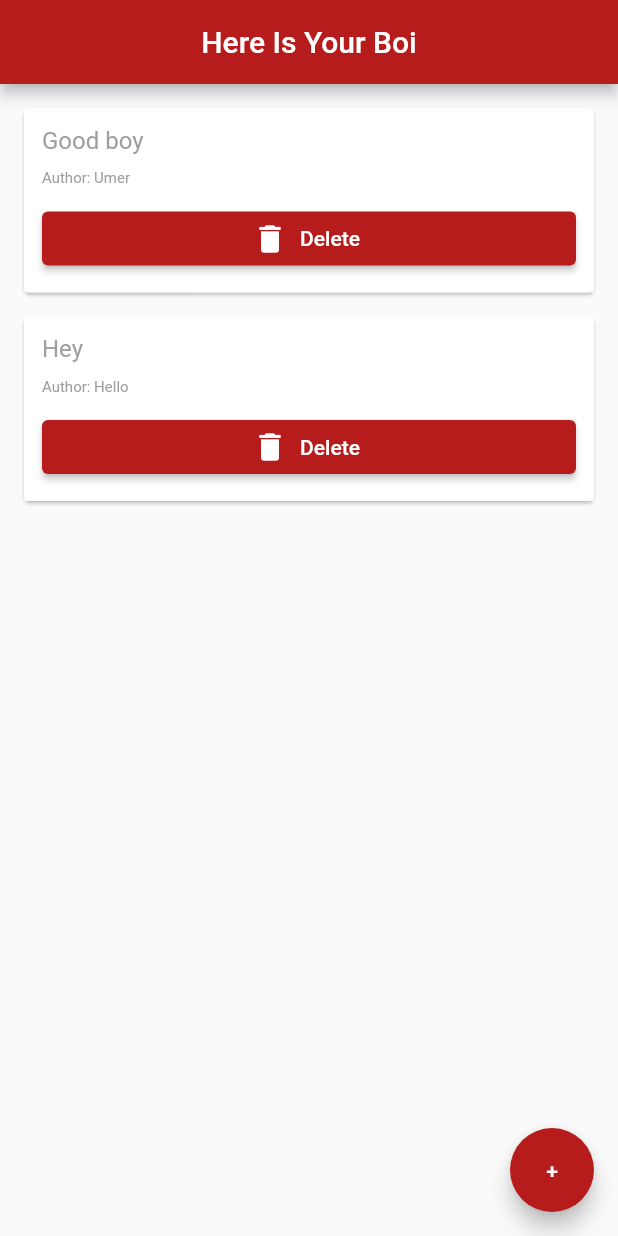
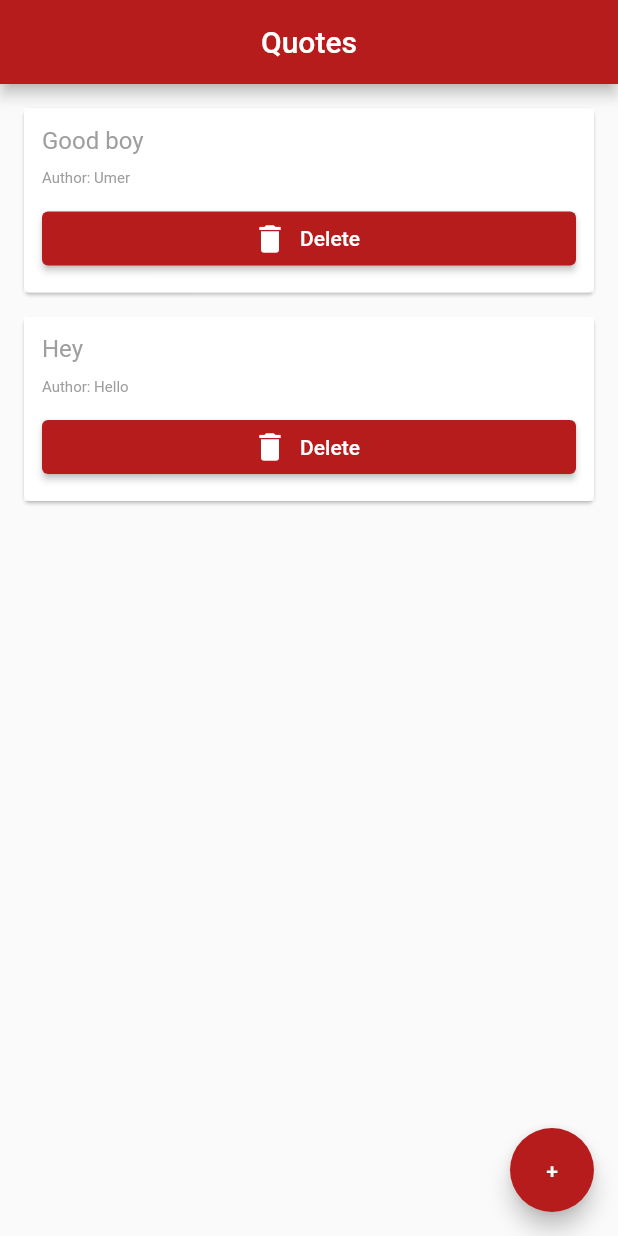
Before and after one commit to MuhammadUmerHussain/SimpleAppScreen, a Flutter app: the screen it shows after launch, on a phone screen of 412 x 824 dp. Run offline on Flutter 3.47's test engine with Material 2 defaults, Android fonts, the phone set to English and light mode, and no system bars.

```diff
--- a/lib/main.dart
+++ b/lib/main.dart
@@ -24,7 +24,7 @@ class _HomeState extends State<Home> {
   Widget build(BuildContext context) {
     return Scaffold(
       appBar: AppBar(
-        title: Text("Here Is Your Boi"),
+        title: Text("Quotes"),
         centerTitle: true,
         backgroundColor: Colors.red[900],
 
```
